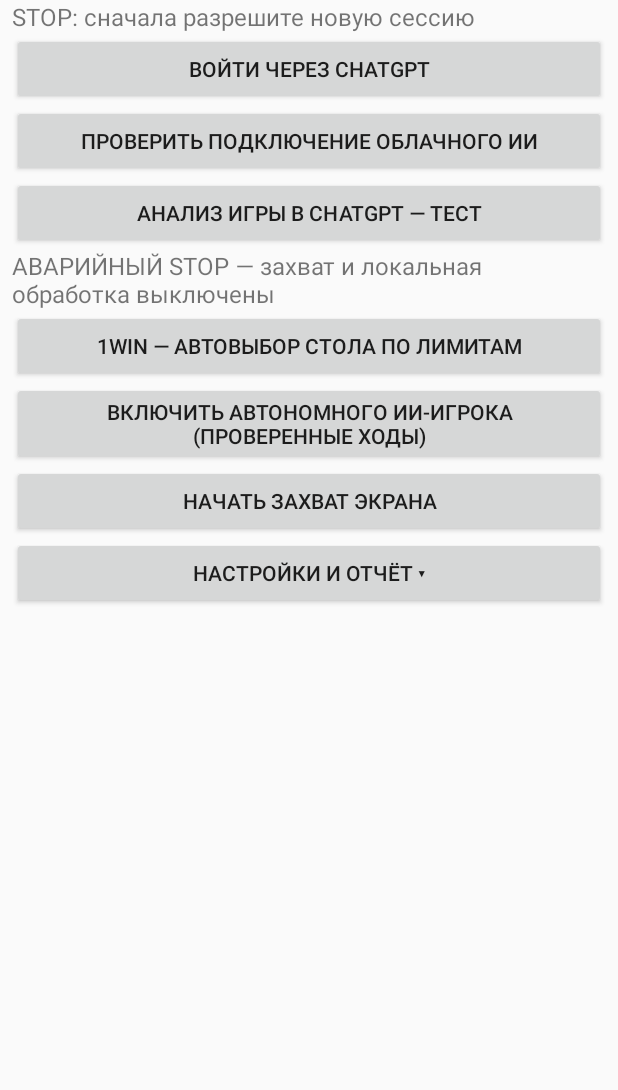
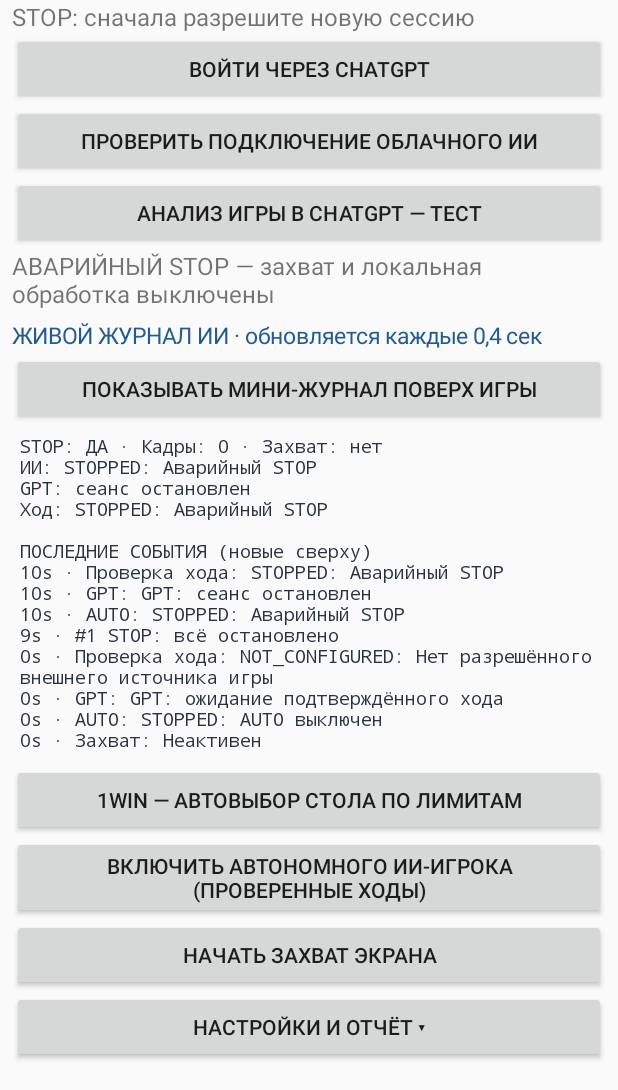
Before and after one commit to snowdanmail-code/ai-remote-control-gpt, an Android app: the screen it shows after launch (MainActivity), after a tap on "АНАЛИЗ ИГРЫ В CHATGPT — ТЕСТ", on a phone screen of 412 x 824 dp, the part 146-1236 px from its top. Run offline under Robolectric (Android 15) with nearby library versions, the phone set to English and light mode, and no system bars; 3 other taps on this screen came first.

Commit message:
feat(t050): add live operator event feed and overlay toggle to Samsung console

```diff
--- a/android/app/src/main/java/com/example/airemote/MainActivity.kt
+++ b/android/app/src/main/java/com/example/airemote/MainActivity.kt
@@ -47,11 +47,19 @@ class MainActivity : Activity() {
             }
             if (::preview.isInitialized && OperatorStopStore.isStopped(this@MainActivity))
                 preview.setImageDrawable(null)
+            if (::operatorLiveText.isInitialized) {
+                val live = OnDeviceOperatorLiveTrace.snapshot(this@MainActivity, 8)
+                val message = live.overview + "\n\nПОСЛЕДНИЕ СОБЫТИЯ (новые сверху)\n" +
+                    live.recent.joinToString("\n")
+                if (operatorLiveText.text.toString() != message)
+                    operatorLiveText.text = message
+            }
             wasAuthorizing = authorizing
             cloudHandler.postDelayed(this, 400)
         }
     }
     private lateinit var status: TextView
+    private lateinit var operatorLiveText: TextView
     private lateinit var result: TextView
     private lateinit var preview: ImageView
     private lateinit var qualitySpinner: Spinner
@@ -216,6 +224,31 @@ class MainActivity : Activity() {
         label("Облачный ИИ подключается для испытаний и рекомендаций. " +
             "Реальные касания в 1win не разрешаются результатом тестового запроса.")
         status = TextView(this).apply { textSize = 16f; text = "Захват выключен"; content.addView(this) }
+        content.addView(TextView(this).apply {
+            text = "ЖИВОЙ ЖУРНАЛ ИИ · обновляется каждые 0,4 сек"
+            textSize = 15f
+            setTextColor(Color.rgb(33, 91, 145))
+            setPadding(0, 10, 0, 2)
+        })
+        content.addView(Button(this).apply {
+            text = if (OnDeviceOperatorLiveTrace.overlayEnabled(this@MainActivity))
+                "ВЫКЛЮЧИТЬ МИНИ-ЖУРНАЛ ПОВЕРХ ИГРЫ"
+            else "ПОКАЗЫВАТЬ МИНИ-ЖУРНАЛ ПОВЕРХ ИГРЫ"
+            setOnClickListener {
+                val enabled = !OnDeviceOperatorLiveTrace.overlayEnabled(this@MainActivity)
+                OnDeviceOperatorLiveTrace.setOverlayEnabled(this@MainActivity, enabled)
+                text = if (enabled) "ВЫКЛЮЧИТЬ МИНИ-ЖУРНАЛ ПОВЕРХ ИГРЫ"
+                    else "ПОКАЗЫВАТЬ МИНИ-ЖУРНАЛ ПОВЕРХ ИГРЫ"
+            }
+        })
+        operatorLiveText = TextView(this).apply {
+            textSize = 12f
+            typeface = android.graphics.Typeface.MONOSPACE
+            setTextColor(Color.rgb(42, 50, 62))
+            setPadding(8, 8, 8, 12)
+            text = "Ожидание событий. События и причины блокировок появятся здесь."
+            content.addView(this)
+        }
         handStateText = TextView(this).apply { textSize = 15f; advanced.addView(this) }
         label("Режим по умолчанию — ИГРОК. Наблюдатель считывает только общие " +
             "карты и никогда не включает автоматические игровые касания.")
```
